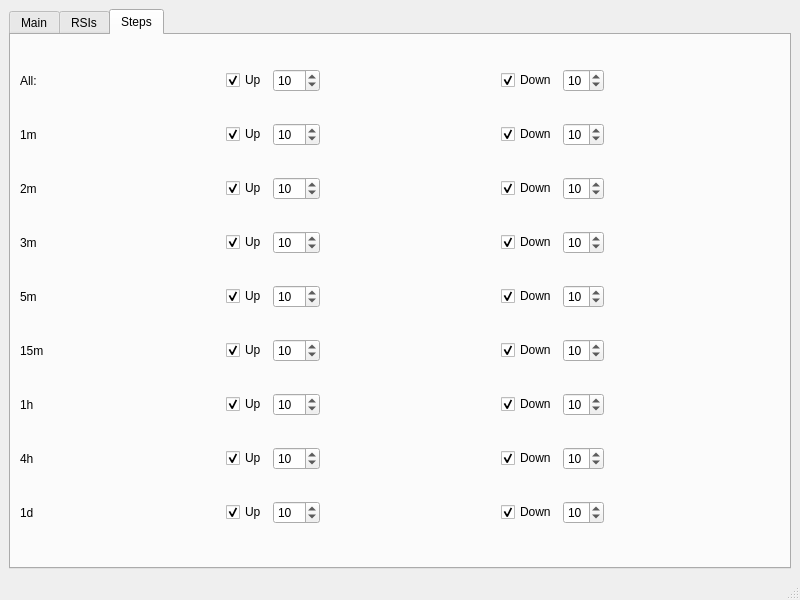
This is uiComps/qtGeneration/AlertWindow.ui in irrelevantmuch/IB_apps as Qt 5 draws it before an edit. The edited form follows.
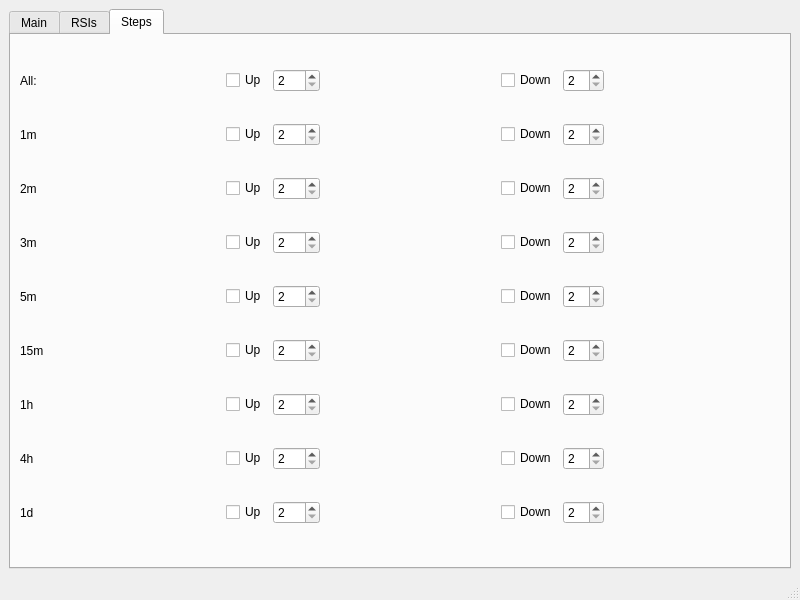
This is the edited form. The open tabs and pages were chosen to show the change.

Diff of the .ui file:
```diff
--- a/uiComps/qtGeneration/AlertWindow.ui
+++ b/uiComps/qtGeneration/AlertWindow.ui
@@ -619,11 +619,14 @@
        <layout class="QGridLayout" name="gridLayout_6">
         <item row="5" column="3">
          <widget class="QSpinBox" name="up_spin_5m">
+          <property name="minimum">
+           <number>2</number>
+          </property>
           <property name="maximum">
            <number>40</number>
           </property>
           <property name="value">
-           <number>10</number>
+           <number>2</number>
           </property>
          </widget>
         </item>
@@ -640,7 +643,7 @@
            <string>Down</string>
           </property>
           <property name="checked">
-           <bool>true</bool>
+           <bool>false</bool>
           </property>
          </widget>
         </item>
@@ -650,7 +653,7 @@
            <string>Up</string>
           </property>
           <property name="checked">
-           <bool>true</bool>
+           <bool>false</bool>
           </property>
          </widget>
         </item>
@@ -660,7 +663,7 @@
            <string>Down</string>
           </property>
           <property name="checked">
-           <bool>true</bool>
+           <bool>false</bool>
           </property>
          </widget>
         </item>
@@ -673,7 +676,7 @@
            <number>40</number>
           </property>
           <property name="value">
-           <number>10</number>
+           <number>2</number>
           </property>
          </widget>
         </item>
@@ -683,7 +686,7 @@
            <string>Down</string>
           </property>
           <property name="checked">
-           <bool>true</bool>
+           <bool>false</bool>
           </property>
          </widget>
         </item>
@@ -700,7 +703,7 @@
            <string>Up</string>
           </property>
           <property name="checked">
-           <bool>true</bool>
+           <bool>false</bool>
           </property>
          </widget>
         </item>
@@ -724,7 +727,7 @@
            <string>Down</string>
           </property>
           <property name="checked">
-           <bool>true</bool>
+           <bool>false</bool>
           </property>
          </widget>
         </item>
@@ -743,31 +746,40 @@
         </item>
         <item row="6" column="3">
          <widget class="QSpinBox" name="up_spin_15m">
+          <property name="minimum">
+           <number>2</number>
+          </property>
           <property name="maximum">
            <number>40</number>
           </property>
           <property name="value">
-           <number>10</number>
+           <number>2</number>
           </property>
          </widget>
         </item>
         <item row="4" column="3">
          <widget class="QSpinBox" name="up_spin_3m">
+          <property name="minimum">
+           <number>2</number>
+          </property>
           <property name="maximum">
            <number>40</number>
           </property>
           <property name="value">
-           <number>10</number>
+           <number>2</number>
           </property>
          </widget>
         </item>
         <item row="0" column="3">
          <widget class="QSpinBox" name="up_spin_all">
+          <property name="minimum">
+           <number>2</number>
+          </property>
           <property name="maximum">
            <number>100</number>
           </property>
           <property name="value">
-           <number>10</number>
+           <number>2</number>
           </property>
          </widget>
         </item>
@@ -777,7 +789,7 @@
            <string>Up</string>
           </property>
           <property name="checked">
-           <bool>true</bool>
+           <bool>false</bool>
           </property>
          </widget>
         </item>
@@ -803,7 +815,7 @@
            <number>40</number>
           </property>
           <property name="value">
-           <number>10</number>
+           <number>2</number>
           </property>
          </widget>
         </item>
@@ -813,7 +825,7 @@
            <string>Up</string>
           </property>
           <property name="checked">
-           <bool>true</bool>
+           <bool>false</bool>
           </property>
          </widget>
         </item>
@@ -823,7 +835,7 @@
            <string>Up</string>
           </property>
           <property name="checked">
-           <bool>true</bool>
+           <bool>false</bool>
           </property>
          </widget>
         </item>
@@ -833,17 +845,20 @@
            <string>Down</string>
           </property>
           <property name="checked">
-           <bool>true</bool>
+           <bool>false</bool>
           </property>
          </widget>
         </item>
         <item row="2" column="3">
          <widget class="QSpinBox" name="up_spin_1m">
+          <property name="minimum">
+           <number>2</number>
+          </property>
           <property name="maximum">
            <number>100</number>
           </property>
           <property name="value">
-           <number>10</number>
+           <number>2</number>
           </property>
          </widget>
         </item>
@@ -853,17 +868,20 @@
            <string>Up</string>
           </property>
           <property name="checked">
-           <bool>true</bool>
+           <bool>false</bool>
           </property>
          </widget>
         </item>
         <item row="8" column="3">
          <widget class="QSpinBox" name="up_spin_4h">
+          <property name="minimum">
+           <number>2</number>
+          </property>
           <property name="maximum">
            <number>40</number>
           </property>
           <property name="value">
-           <number>10</number>
+           <number>2</number>
           </property>
          </widget>
         </item>
@@ -876,7 +894,7 @@
            <number>40</number>
           </property>
           <property name="value">
-           <number>10</number>
+           <number>2</number>
           </property>
          </widget>
         </item>
@@ -889,7 +907,7 @@
            <number>40</number>
           </property>
           <property name="value">
-           <number>10</number>
+           <number>2</number>
           </property>
          </widget>
         </item>
@@ -912,7 +930,7 @@
            <string>Down</string>
           </property>
           <property name="checked">
-           <bool>true</bool>
+           <bool>false</bool>
           </property>
          </widget>
         </item>
@@ -932,7 +950,7 @@
            <number>40</number>
           </property>
           <property name="value">
-           <number>10</number>
+           <number>2</number>
           </property>
          </widget>
         </item>
@@ -942,17 +960,20 @@
            <string>Up</string>
           </property>
           <property name="checked">
-           <bool>true</bool>
+           <bool>false</bool>
           </property>
          </widget>
         </item>
         <item row="3" column="3">
          <widget class="QSpinBox" name="up_spin_2m">
+          <property name="minimum">
+           <number>2</number>
+          </property>
           <property name="maximum">
            <number>40</number>
           </property>
           <property name="value">
-           <number>10</number>
+           <number>2</number>
           </property>
          </widget>
         </item>
@@ -965,7 +986,7 @@
            <number>40</number>
           </property>
           <property name="value">
-           <number>10</number>
+           <number>2</number>
           </property>
          </widget>
         </item>
@@ -975,7 +996,7 @@
            <string>Up</string>
           </property>
           <property name="checked">
-           <bool>true</bool>
+           <bool>false</bool>
           </property>
          </widget>
         </item>
@@ -988,7 +1009,7 @@
            <number>40</number>
           </property>
           <property name="value">
-           <number>10</number>
+           <number>2</number>
           </property>
          </widget>
         </item>
@@ -998,7 +1019,7 @@
            <string>Down</string>
           </property>
           <property name="checked">
-           <bool>true</bool>
+           <bool>false</bool>
           </property>
          </widget>
         </item>
@@ -1011,7 +1032,7 @@
            <number>40</number>
           </property>
           <property name="value">
-           <number>10</number>
+           <number>2</number>
           </property>
          </widget>
         </item>
@@ -1031,11 +1052,14 @@
         </item>
         <item row="7" column="3">
          <widget class="QSpinBox" name="up_spin_1h">
+          <property name="minimum">
+           <number>2</number>
+          </property>
           <property name="maximum">
            <number>40</number>
           </property>
           <property name="value">
-           <number>10</number>
+           <number>2</number>
           </property>
          </widget>
         </item>
@@ -1045,7 +1069,7 @@
            <string>Down</string>
           </property>
           <property name="checked">
-           <bool>true</bool>
+           <bool>false</bool>
           </property>
          </widget>
         </item>
@@ -1062,7 +1086,7 @@
            <string>Up</string>
           </property>
           <property name="checked">
-           <bool>true</bool>
+           <bool>false</bool>
           </property>
          </widget>
         </item>
@@ -1072,7 +1096,7 @@
            <string>Down</string>
           </property>
           <property name="checked">
-           <bool>true</bool>
+           <bool>false</bool>
           </property>
          </widget>
         </item>
@@ -1085,15 +1109,21 @@
         </item>
         <item row="9" column="3">
          <widget class="QSpinBox" name="up_spin_1d">
+          <property name="minimum">
+           <number>2</number>
+          </property>
           <property name="value">
-           <number>10</number>
+           <number>2</number>
           </property>
          </widget>
         </item>
         <item row="9" column="6">
          <widget class="QSpinBox" name="down_spin_1d">
+          <property name="minimum">
+           <number>2</number>
+          </property>
           <property name="value">
-           <number>10</number>
+           <number>2</number>
           </property>
          </widget>
         </item>
```
Left out of the diff: 72 changed lines with no effect on the pictures.
